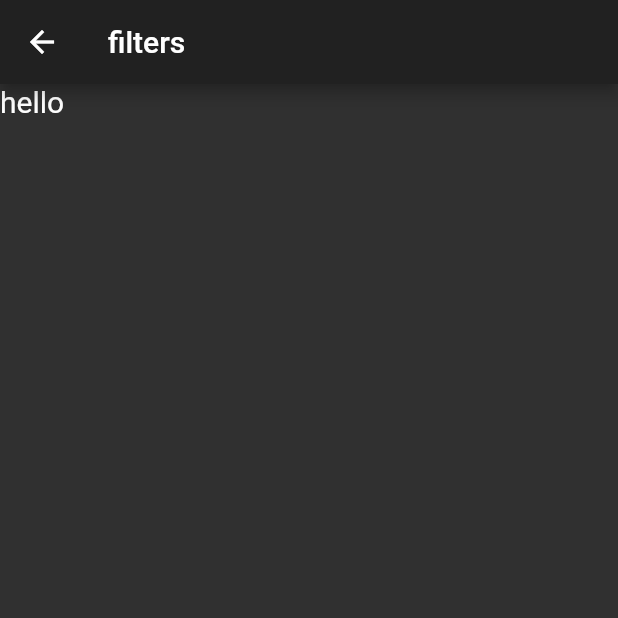
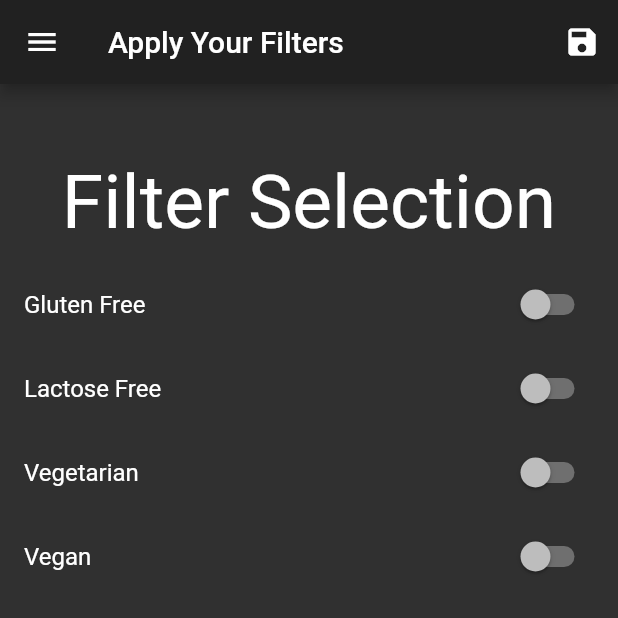
Before and after one commit to bhutianimukul/Flutter, a Flutter app: the FilterScreen screen opened by its route, on a phone screen of 412 x 824 dp, the top half of it. Run offline on Flutter 3.47's test engine with Material 2 defaults, Android fonts, the phone set to English and light mode, and no system bars; Roboto replaces fonts that are missing (TrainOne).

Commit message:
final Commit (April 1)

```diff
--- a/meals/lib/main.dart
+++ b/meals/lib/main.dart
@@ -1,18 +1,70 @@
 import 'package:flutter/material.dart';
+import 'package:meals/models/dummy_data.dart';
 import 'package:meals/screen/categories_screen.dart';
 import 'package:meals/screen/filter_screen.dart';
 import 'package:meals/screen/meal_detail_screen.dart';
 import 'package:meals/screen/tabs_screen.dart';
 
+import 'models/meal.dart';
 import 'screen/category_meal_screen.dart';
 import 'screen/favorites_screen.dart';
 
 void main() => runApp(MyApp());
 
-class MyApp extends StatelessWidget {
+class MyApp extends StatefulWidget {
+
+
+  @override
+  _MyAppState createState() => _MyAppState();
+}
+
+class _MyAppState extends State<MyApp> {
+   Map<String , bool> filters={
+    'gluten': false,
+    'lactose': false,
+    'vegan':false,
+    'vegetarian':false
+  };
+    List<Meal> availableMeals=DUMMY_MEALS;
+    List<Meal> favoritesList=[];
+   void setFilter(filteredMap){
+    setState(() {
+          filters=filteredMap;
+     availableMeals=DUMMY_MEALS.where((element) {
+if(filters['gluten'] && !element.isGlutenFree) return false;
+if(filters['lactose'] && !element.isLactoseFree) return false;
+if(filters['vegetarian'] && !element.isVegetarian) return false;
+if(filters['vegan'] && !element.isVegan) return false;
+
+return true;
+
+     }).toList();
+        });
+
+  }
+  void toggleFav(String id){
+    final index=
+favoritesList.indexWhere((element) => element.id==id);
+ if(index>=0){
+setState(() {
+  favoritesList.removeAt(index);
+
+});
+ }else{
+   setState(() {
+        favoritesList.add(DUMMY_MEALS.firstWhere((element) => element.id==id));
+      });
+ }
+  }
+  bool isFav(String id){
+
+   return favoritesList.any((element) => element.id==id);
+  }
+
   @override
   Widget build(BuildContext context) {
     return MaterialApp(
+      debugShowCheckedModeBanner: false,
       darkTheme: ThemeData(
           brightness: Brightness.dark,
           fontFamily: 'TrainOne',
@@ -28,13 +80,13 @@ class MyApp extends StatelessWidget {
       ),
 
 // home: CategoryScreen(),
-      initialRoute: '/firstroute',
+
       routes: {
-        '/firstroute': (_) => TabsScreen(),
-        CategoryMealScreen.routeName: (context) => CategoryMealScreen(),
-        MealDetailScreen.routeName :(_)=>MealDetailScreen(),
-        FavoritesScreen.routeName: (_)=> FavoritesScreen(),
-        FilterScreen.routeName: (_)=>FilterScreen(),
+        '/': (_) => TabsScreen(favoritesList),
+        CategoryMealScreen.routeName: (context) => CategoryMealScreen(availableMeals),
+        MealDetailScreen.routeName :(_)=>MealDetailScreen(toggleFav, isFav),
+       // FavoritesScreen.routeName: (_)=> FavoritesScreen(widget.favoritesList),
+        FilterScreen.routeName: (_)=>FilterScreen( setFilter ,filters),
       },
       onUnknownRoute: (settings){
         return MaterialPageRoute(builder: (_)=> CategoryScreen());
@@ -42,19 +94,3 @@ class MyApp extends StatelessWidget {
     );
   }
 }
-
-// class HomePage extends StatefulWidget {
-//  @override
-//   HomePageState createState() => HomePageState();
-// }
-
-// class HomePageState extends State<HomePage> {
-//   @override
-//   Widget build(BuildContext context) {
-
-//       home: CategoryScreen();
-
-
-//   }
-
-// }
--- a/meals/lib/screen/filter_screen.dart
+++ b/meals/lib/screen/filter_screen.dart
@@ -1,13 +1,108 @@
 import 'package:flutter/material.dart';
+import 'package:meals/widgets/main_drawer.dart';
 
-class FilterScreen extends StatelessWidget {
-  static const routeName='/filterScreen';
+class FilterScreen extends StatefulWidget {
+  static const routeName = '/filterScreen';
+  final Function setFilter;
+  final Map<String , bool> mainFiltered;
+  FilterScreen(this.setFilter,this.mainFiltered);
+  Map<String, bool> filters = {
+    'gluten': false,
+    'lactose': false,
+    'vegan': false,
+    'vegetarian': false
+  };
+
+  @override
+  _FilterScreenState createState() => _FilterScreenState();
+}
+
+class _FilterScreenState extends State<FilterScreen> {
+  bool gluten = false;
+  bool lactose = false;
+  bool vegan = false;
+  bool vegetarian = false;
+  @override
+    void initState() {
+      gluten=widget.mainFiltered['gluten'];
+      lactose=widget.mainFiltered['lactose'];
+      vegan=widget.mainFiltered['vegan'];
+      vegetarian=widget.mainFiltered['vegetarian'];
+      super.initState();
+    }
   @override
   Widget build(BuildContext context) {
     return Scaffold(
-      appBar: AppBar(title: Text('filters'),),
-      body: Text('hello'),
-
+      drawer: MainDrawer(),
+      appBar: AppBar(
+        title: Text('Apply Your Filters'),
+        actions: [
+          IconButton(
+              icon: Icon(Icons.save),
+              onPressed: () {
+                final  filters={
+    'gluten': gluten,
+    'lactose': lactose,
+    'vegan':vegan,
+    'vegetarian': vegetarian
+  };
+                return widget.setFilter(filters);
+              })
+        ],
+      ),
+      body: Column(
+        children: [
+          Container(
+            margin: EdgeInsets.only(top: 40),
+            padding: const EdgeInsets.all(10),
+            child: Text(
+              'Filter Selection',
+              style: TextStyle(fontSize: 50),
+            ),
+          ),
+          Expanded(
+              child: ListView(
+            children: [
+              SwitchListTile(
+                title: Text('Gluten Free'),
+                value: gluten,
+                onChanged: (bool value) {
+                  setState(() {
+                    gluten = value;
+                  });
+                },
+              ),
+              SwitchListTile(
+                title: Text('Lactose Free'),
+                value: lactose,
+                onChanged: (bool value) {
+                  setState(() {
+                    lactose = value;
+                  });
+                },
+              ),
+              SwitchListTile(
+                title: Text('Vegetarian'),
+                value: vegetarian,
+                onChanged: (bool value) {
+                  setState(() {
+                    vegetarian = value;
+                  });
+                },
+              ),
+              SwitchListTile(
+                title: Text('Vegan'),
+                value: vegan,
+                onChanged: (bool value) {
+                  setState(() {
+                    vegan = value;
+                  });
+                },
+              ),
+            ],
+          ))
+        ],
+      ),
     );
   }
 }
--- a/meals/lib/widgets/main_drawer.dart
+++ b/meals/lib/widgets/main_drawer.dart
@@ -1,6 +1,5 @@
 // to  manage side drawer
 import 'package:flutter/material.dart';
-import 'package:meals/screen/favorites_screen.dart';
 import 'package:meals/screen/filter_screen.dart';
 
 class MainDrawer extends StatelessWidget {
@@ -31,7 +30,7 @@ class MainDrawer extends StatelessWidget {
 
             ),
             onTap: (){
-              Navigator.pushReplacementNamed(context, '/firstroute');
+              Navigator.pushNamed(context, '/');
             },
           //  onTap: ()=>Navigator.of(context).pushNamed('\');
 
@@ -45,7 +44,7 @@ class MainDrawer extends StatelessWidget {
             title: Text('filter', style: TextStyle(fontSize: 40),
 
             ),
-            onTap:   (){Navigator.pushReplacementNamed(context, FilterScreen.routeName);
+            onTap:   (){Navigator.pushNamed(context, FilterScreen.routeName);
             },
           )
         ],
```
Also changed, not shown: meals/lib/screen/category_meal_screen.dart (+38 -12 lines), meals/lib/screen/favorites_screen.dart (+31 -5 lines), meals/lib/screen/meal_detail_screen.dart (+27 -1 lines), meals/lib/screen/tabs_screen.dart (+13 -2 lines), meals/lib/widgets/meal_item.dart (+5 -4 lines).
